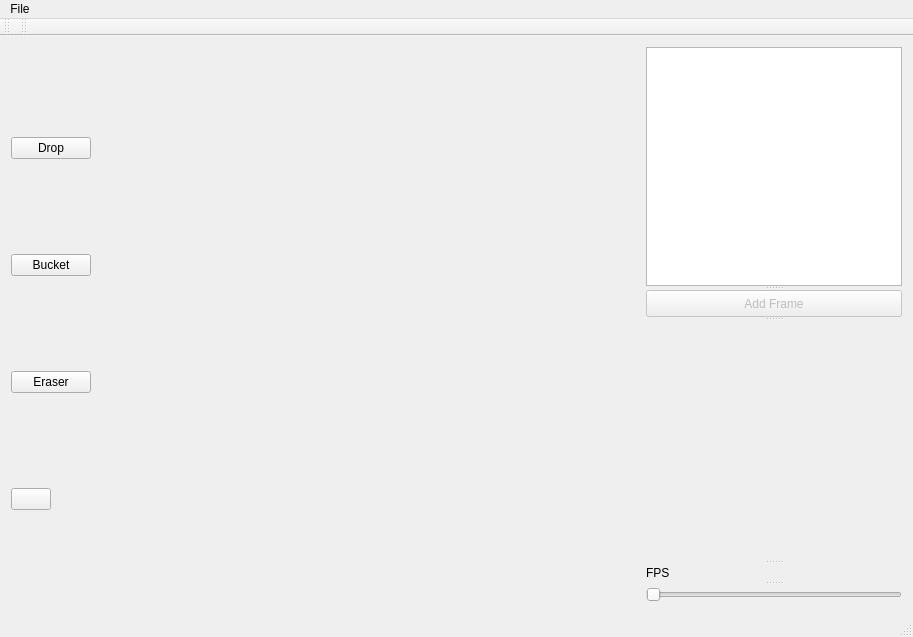
Above: spriteview.ui from Mitten25/SpriteEditor before the change. Below: the same form after it.
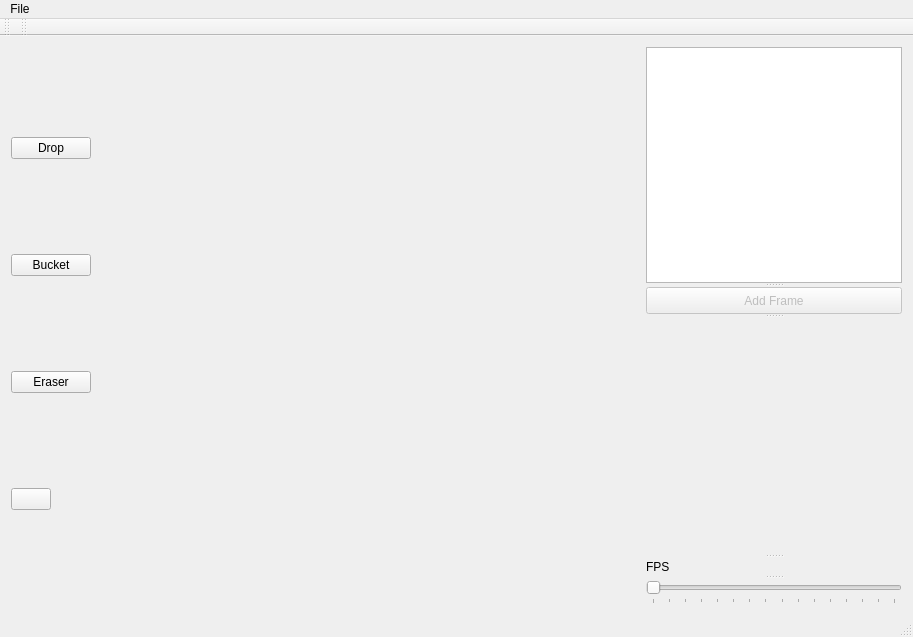
That is the form after the change.

Commit message: Reflect gif. Disable/enable fps slider

The edit to the form file:
```diff
--- a/spriteview.ui
+++ b/spriteview.ui
@@ -379,6 +379,9 @@
        </property>
       </widget>
       <widget class="QSlider" name="fpsSlider">
+       <property name="enabled">
+        <bool>false</bool>
+       </property>
        <property name="maximum">
         <number>60</number>
        </property>
@@ -386,7 +389,10 @@
         <enum>Qt::Horizontal</enum>
        </property>
        <property name="tickPosition">
-        <enum>QSlider::NoTicks</enum>
+        <enum>QSlider::TicksBelow</enum>
+       </property>
+       <property name="tickInterval">
+        <number>4</number>
        </property>
       </widget>
      </widget>
```
Left out of the diff: 2 changed lines with no effect on the pictures. The commit also changes 2 other files.
